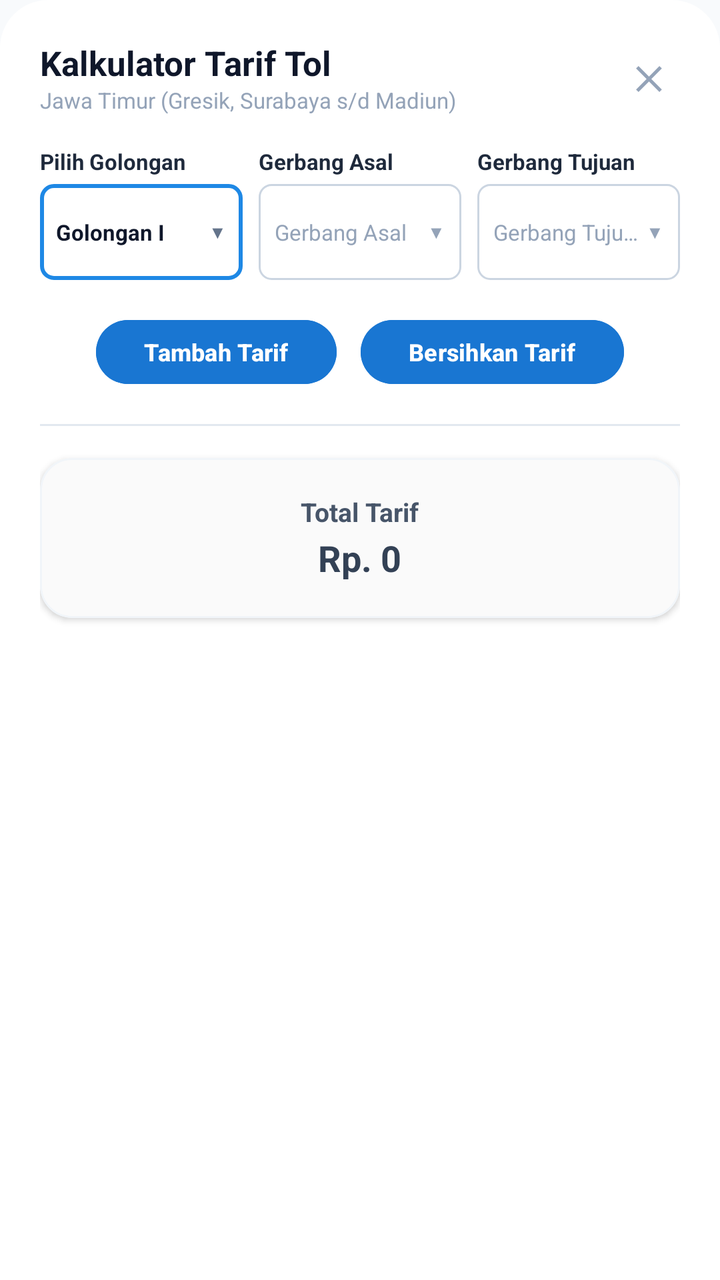
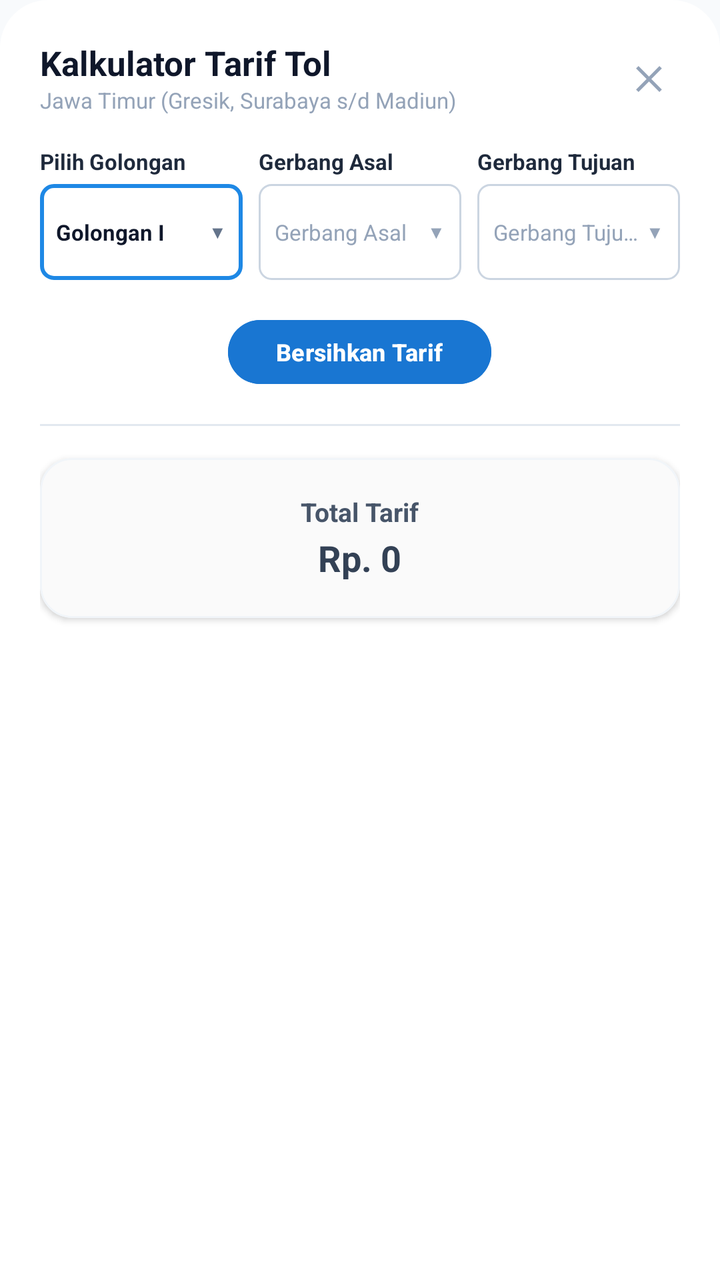

Two renders of the same Android screen: before a commit and after it. Below are the layout's source before the change and the commit's diff.
<!-- AndroidManifest.xml: application theme Theme.NfcEMoneyReader -->
<!-- res/layout/dialog_toll_calculator.xml -->
<?xml version="1.0" encoding="utf-8"?>
<LinearLayout
    xmlns:android="http://schemas.android.com/apk/res/android"
    xmlns:app="http://schemas.android.com/apk/res-auto"
    android:layout_width="match_parent"
    android:layout_height="wrap_content"
    android:background="@drawable/bg_sheet_rounded"
    android:orientation="vertical"
    android:padding="20dp">

    
    <RelativeLayout
        android:layout_width="match_parent"
        android:layout_height="wrap_content"
        android:layout_marginBottom="16dp">

        <LinearLayout
            android:layout_width="wrap_content"
            android:layout_height="wrap_content"
            android:layout_alignParentStart="true"
            android:layout_centerVertical="true"
            android:orientation="vertical">

            <TextView
                android:layout_width="wrap_content"
                android:layout_height="wrap_content"
                android:text="Kalkulator Tarif Tol"
                android:textColor="#0F172A"
                android:textSize="17sp"
                android:textStyle="bold" />

            <TextView
                android:layout_width="wrap_content"
                android:layout_height="wrap_content"
                android:text="Jawa Timur (Gresik, Surabaya s/d Madiun)"
                android:textColor="#94A3B8"
                android:textSize="11sp" />
        </LinearLayout>

        <TextView
            android:id="@+id/btnCloseTollDialog"
            android:layout_width="32dp"
            android:layout_height="32dp"
            android:layout_alignParentEnd="true"
            android:layout_centerVertical="true"
            android:gravity="center"
            android:text="✕"
            android:textColor="#94A3B8"
            android:textSize="16sp"
            android:textStyle="bold" />
    </RelativeLayout>

    <ScrollView
        android:layout_width="match_parent"
        android:layout_height="wrap_content"
        android:maxHeight="540dp"
        android:scrollbars="none">

        <LinearLayout
            android:layout_width="match_parent"
            android:layout_height="wrap_content"
            android:orientation="vertical">

            
            <LinearLayout
                android:layout_width="match_parent"
                android:layout_height="wrap_content"
                android:orientation="horizontal"
                android:baselineAligned="false">

                
                <LinearLayout
                    android:layout_width="0dp"
                    android:layout_height="wrap_content"
                    android:layout_weight="1"
                    android:layout_marginEnd="4dp"
                    android:orientation="vertical">

                    <TextView
                        android:layout_width="wrap_content"
                        android:layout_height="wrap_content"
                        android:text="Pilih Golongan"
                        android:textColor="#1E293B"
                        android:textSize="11sp"
                        android:textStyle="bold"
                        android:layout_marginBottom="4dp" />

                    
                    <RelativeLayout
                        android:id="@+id/boxPilihGolongan"
                        android:layout_width="match_parent"
                        android:layout_height="48dp"
                        android:background="@drawable/bg_outlined_blue"
                        android:paddingHorizontal="8dp"
                        android:clickable="true"
                        android:focusable="true">

                        <TextView
                            android:id="@+id/tvSelectedGolongan"
                            android:layout_width="match_parent"
                            android:layout_height="wrap_content"
                            android:layout_centerVertical="true"
                            android:layout_toStartOf="@id/arrowGolongan"
                            android:ellipsize="end"
                            android:maxLines="1"
                            android:text="Golongan I"
                            android:textColor="#0F172A"
                            android:textSize="11sp"
                            android:textStyle="bold" />

                        <TextView
                            android:id="@+id/arrowGolongan"
                            android:layout_width="wrap_content"
                            android:layout_height="wrap_content"
                            android:layout_alignParentEnd="true"
                            android:layout_centerVertical="true"
                            android:text="▼"
                            android:textColor="#64748B"
                            android:textSize="9sp" />
                    </RelativeLayout>
                </LinearLayout>

                
                <LinearLayout
                    android:layout_width="0dp"
                    android:layout_height="wrap_content"
                    android:layout_weight="1"
                    android:layout_marginHorizontal="4dp"
                    android:orientation="vertical">

                    <TextView
                        android:layout_width="wrap_content"
                        android:layout_height="wrap_content"
                        android:text="Gerbang Asal"
                        android:textColor="#1E293B"
                        android:textSize="11sp"
                        android:textStyle="bold"
                        android:layout_marginBottom="4dp" />

                    <RelativeLayout
                        android:id="@+id/boxGerbangAsal"
                        android:layout_width="match_parent"
                        android:layout_height="48dp"
                        android:background="@drawable/bg_outlined_gray"
                        android:paddingHorizontal="8dp"
                        android:clickable="true"
                        android:focusable="true">

                        <TextView
                            android:id="@+id/tvSelectedAsal"
                            android:layout_width="match_parent"
                            android:layout_height="wrap_content"
                            android:layout_centerVertical="true"
                            android:layout_toStartOf="@id/arrowAsal"
                            android:ellipsize="end"
                            android:maxLines="1"
                            android:text="Gerbang Asal"
                            android:textColor="#94A3B8"
                            android:textSize="11sp" />

                        <TextView
                            android:id="@+id/arrowAsal"
                            android:layout_width="wrap_content"
                            android:layout_height="wrap_content"
                            android:layout_alignParentEnd="true"
                            android:layout_centerVertical="true"
                            android:text="▼"
                            android:textColor="#94A3B8"
                            android:textSize="9sp" />
                    </RelativeLayout>
                </LinearLayout>

                
                <LinearLayout
                    android:layout_width="0dp"
                    android:layout_height="wrap_content"
                    android:layout_weight="1"
                    android:layout_marginStart="4dp"
                    android:orientation="vertical">

                    <TextView
                        android:layout_width="wrap_content"
                        android:layout_height="wrap_content"
                        android:text="Gerbang Tujuan"
                        android:textColor="#1E293B"
                        android:textSize="11sp"
                        android:textStyle="bold"
                        android:layout_marginBottom="4dp" />

                    <RelativeLayout
                        android:id="@+id/boxGerbangTujuan"
                        android:layout_width="match_parent"
                        android:layout_height="48dp"
                        android:background="@drawable/bg_outlined_gray"
                        android:paddingHorizontal="8dp"
                        android:clickable="true"
                        android:focusable="true">

                        <TextView
                            android:id="@+id/tvSelectedTujuan"
                            android:layout_width="match_parent"
                            android:layout_height="wrap_content"
                            android:layout_centerVertical="true"
                            android:layout_toStartOf="@id/arrowTujuan"
                            android:ellipsize="end"
                            android:maxLines="1"
                            android:text="Gerbang Tujuan"
                            android:textColor="#94A3B8"
                            android:textSize="11sp" />

                        <TextView
                            android:id="@+id/arrowTujuan"
                            android:layout_width="wrap_content"
                            android:layout_height="wrap_content"
                            android:layout_alignParentEnd="true"
                            android:layout_centerVertical="true"
                            android:text="▼"
                            android:textColor="#94A3B8"
                            android:textSize="9sp" />
                    </RelativeLayout>
                </LinearLayout>
            </LinearLayout>

            
            <LinearLayout
                android:layout_width="match_parent"
                android:layout_height="wrap_content"
                android:gravity="center"
                android:orientation="horizontal"
                android:layout_marginTop="16dp">

                <com.google.android.material.button.MaterialButton
                    android:id="@+id/btnTambahTarif"
                    android:layout_width="wrap_content"
                    android:layout_height="40dp"
                    android:layout_marginEnd="6dp"
                    android:backgroundTint="#1976D2"
                    android:text="Tambah Tarif"
                    android:textAllCaps="false"
                    android:textColor="#FFFFFF"
                    android:textSize="12sp"
                    android:textStyle="bold"
                    app:cornerRadius="20dp" />

                <com.google.android.material.button.MaterialButton
                    android:id="@+id/btnBersihkanTarif"
                    android:layout_width="wrap_content"
                    android:layout_height="40dp"
                    android:layout_marginStart="6dp"
                    android:backgroundTint="#1976D2"
                    android:text="Bersihkan Tarif"
                    android:textAllCaps="false"
                    android:textColor="#FFFFFF"
                    android:textSize="12sp"
                    android:textStyle="bold"
                    app:cornerRadius="20dp" />
            </LinearLayout>

            
            <View
                android:layout_width="match_parent"
                android:layout_height="1dp"
                android:background="#E2E8F0"
                android:layout_marginVertical="16dp" />

            
            <com.google.android.material.card.MaterialCardView
                android:layout_width="match_parent"
                android:layout_height="wrap_content"
                app:cardBackgroundColor="#FAFAFA"
                app:cardCornerRadius="16dp"
                app:cardElevation="2dp"
                app:strokeColor="#F1F5F9"
                app:strokeWidth="1dp"
                android:layout_marginBottom="12dp">

                <LinearLayout
                    android:layout_width="match_parent"
                    android:layout_height="wrap_content"
                    android:gravity="center"
                    android:orientation="vertical"
                    android:paddingVertical="18dp"
                    android:paddingHorizontal="24dp">

                    <TextView
                        android:layout_width="wrap_content"
                        android:layout_height="wrap_content"
                        android:text="Total Tarif"
                        android:textColor="#475569"
                        android:textSize="13sp"
                        android:textStyle="bold" />

                    <TextView
                        android:id="@+id/tvTotalTarifAmount"
                        android:layout_width="wrap_content"
                        android:layout_height="wrap_content"
                        android:layout_marginTop="2dp"
                        android:text="Rp. 0"
                        android:textColor="#334155"
                        android:textSize="18sp"
                        android:textStyle="bold" />

                    
                    <TextView
                        android:id="@+id/tvBalanceComparisonStatus"
                        android:layout_width="wrap_content"
                        android:layout_height="wrap_content"
                        android:layout_marginTop="6dp"
                        android:paddingHorizontal="10dp"
                        android:paddingVertical="4dp"
                        android:background="@drawable/bg_badge_rounded"
                        android:text=""
                        android:textSize="10sp"
                        android:textStyle="bold"
                        android:visibility="gone" />
                </LinearLayout>
            </com.google.android.material.card.MaterialCardView>

            
            <LinearLayout
                android:id="@+id/layoutRincianRuas"
                android:layout_width="match_parent"
                android:layout_height="wrap_content"
                android:background="@drawable/bg_card_white"
                android:orientation="vertical"
                android:padding="14dp"
                android:visibility="gone">

                <TextView
                    android:layout_width="wrap_content"
                    android:layout_height="wrap_content"
                    android:text="🛣️ RINCIAN TARIF PER RUAS TOL"
                    android:textColor="#1E293B"
                    android:textSize="11sp"
                    android:textStyle="bold"
                    android:layout_marginBottom="8dp" />

                <TextView
                    android:id="@+id/tvRincianSegmentsContent"
                    android:layout_width="match_parent"
                    android:layout_height="wrap_content"
                    android:lineSpacingExtra="4dp"
                    android:textColor="#334155"
                    android:textSize="12sp" />
            </LinearLayout>

        </LinearLayout>
    </ScrollView>

</LinearLayout>
<!-- resources referenced by this layout -->
<resources>
  <!-- drawable bg_badge_rounded (drawable) -->
  <?xml version="1.0" encoding="utf-8"?>
  <shape xmlns:android="http://schemas.android.com/apk/res/android"
      android:shape="rectangle">
      <solid android:color="#F59E0B" />
      <corners android:radius="4dp" />
  </shape>
  <!-- drawable bg_card_white (drawable) -->
  <?xml version="1.0" encoding="utf-8"?>
  <shape xmlns:android="http://schemas.android.com/apk/res/android"
      android:shape="rectangle">
      <solid android:color="#FFFFFF" />
      <stroke android:width="1dp" android:color="#F1F5F9" />
      <corners android:radius="16dp" />
  </shape>
  <!-- drawable bg_outlined_blue (drawable) -->
  <?xml version="1.0" encoding="utf-8"?>
  <shape xmlns:android="http://schemas.android.com/apk/res/android"
      android:shape="rectangle">
      <solid android:color="#FFFFFF" />
      <stroke android:width="2dp" android:color="#1E88E5" />
      <corners android:radius="6dp" />
  </shape>
  <!-- drawable bg_outlined_gray (drawable) -->
  <?xml version="1.0" encoding="utf-8"?>
  <shape xmlns:android="http://schemas.android.com/apk/res/android"
      android:shape="rectangle">
      <solid android:color="#FFFFFF" />
      <stroke android:width="1dp" android:color="#CBD5E1" />
      <corners android:radius="6dp" />
  </shape>
  <!-- drawable bg_sheet_rounded (drawable) -->
  <?xml version="1.0" encoding="utf-8"?>
  <shape xmlns:android="http://schemas.android.com/apk/res/android"
      android:shape="rectangle">
      <solid android:color="#FFFFFF" />
      <corners
          android:topLeftRadius="24dp"
          android:topRightRadius="24dp"
          android:bottomLeftRadius="0dp"
          android:bottomRightRadius="0dp" />
  </shape>
  <style name="Theme.NfcEMoneyReader" parent="Theme.Material3.DayNight.NoActionBar">
          
          <item name="colorPrimary">@color/primary</item>
          <item name="colorPrimaryVariant">@color/primary_dark</item>
          <item name="colorOnPrimary">@color/text_white</item>
          
          
          <item name="colorSecondary">@color/secondary</item>
          <item name="colorSecondaryVariant">@color/primary_light</item>
          <item name="colorOnSecondary">@color/text_white</item>
          
          
          <item name="android:statusBarColor">@color/primary_dark</item>
          <item name="android:windowLightStatusBar">false</item>
  
          
          <item name="android:windowBackground">@color/background</item>
          <item name="colorSurface">@color/surface</item>
          <item name="colorOnSurface">@color/text_primary</item>
      </style>
  <color name="primary">#6366F1</color>
  <color name="primary_dark">#4F46E5</color>
  <color name="text_white">#FFFFFF</color>
  <color name="secondary">#0EA5E9</color>
  <color name="primary_light">#818CF8</color>
  <color name="background">#F8FAFC</color>
  <color name="surface">#FFFFFF</color>
  <color name="text_primary">#0F172A</color>
</resources>

<!-- the commit's change to res/layout/dialog_toll_calculator.xml (unified diff, before → after) -->
@@ -230,23 +230,9 @@
                 android:layout_marginTop="16dp">
 
                 <com.google.android.material.button.MaterialButton
-                    android:id="@+id/btnTambahTarif"
-                    android:layout_width="wrap_content"
-                    android:layout_height="40dp"
-                    android:layout_marginEnd="6dp"
-                    android:backgroundTint="#1976D2"
-                    android:text="Tambah Tarif"
-                    android:textAllCaps="false"
-                    android:textColor="#FFFFFF"
-                    android:textSize="12sp"
-                    android:textStyle="bold"
-                    app:cornerRadius="20dp" />
-
-                <com.google.android.material.button.MaterialButton
                     android:id="@+id/btnBersihkanTarif"
                     android:layout_width="wrap_content"
                     android:layout_height="40dp"
-                    android:layout_marginStart="6dp"
                     android:backgroundTint="#1976D2"
                     android:text="Bersihkan Tarif"
                     android:textAllCaps="false"
